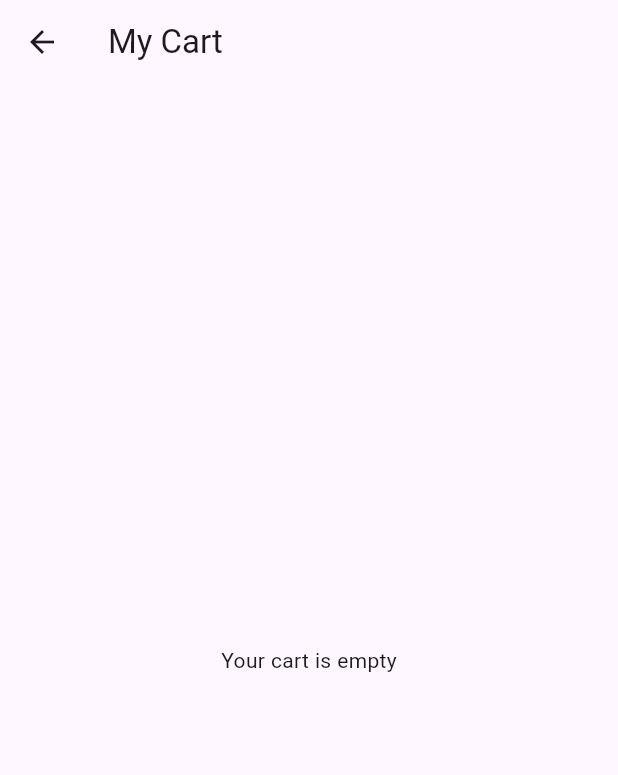
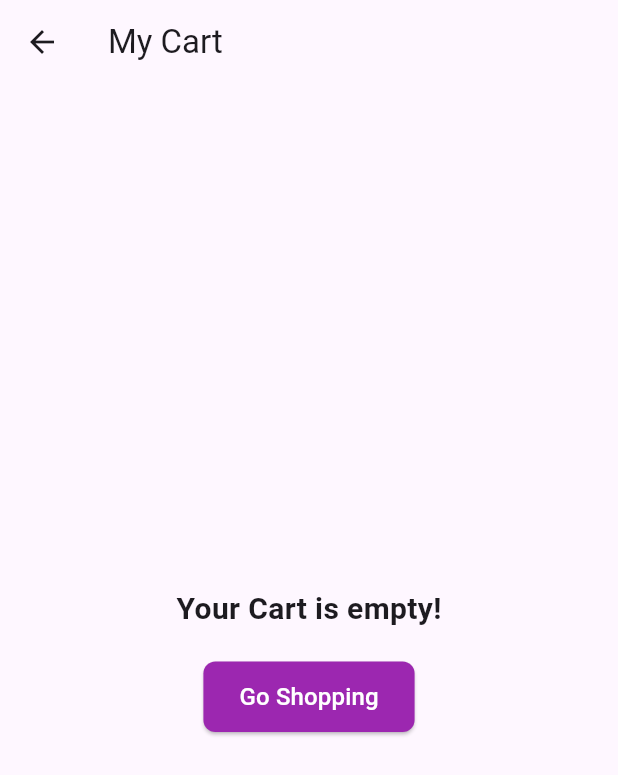
Before and after one commit to AhmedHussein222/Udemy-Flutter, a Flutter app: the CartScreen screen opened directly, on a phone screen of 412 x 824 dp. Shown: the top 775 px of the screen. Run offline on Flutter 3.47's test engine with Material 3 defaults, Android fonts, the phone set to English and light mode, and no system bars; our stand-ins replace cloud_firestore, firebase_auth, firebase_core; accounts and stored records are empty.

Commit message:
Cart Updated

```diff
--- a/lib/Screens/cart/cart_screen.dart
+++ b/lib/Screens/cart/cart_screen.dart
@@ -62,7 +62,39 @@ class CartScreen extends StatelessWidget {
           }
 
           if (!snapshot.hasData || snapshot.data!.docs.isEmpty) {
-            return const Center(child: Text("Your cart is empty"));
+           return Center(
+  child: Column(
+    mainAxisAlignment: MainAxisAlignment.center,
+    children: [
+      const Text(
+        "Your Cart is empty!",
+        style: TextStyle(
+          fontSize: 20,
+          fontWeight: FontWeight.bold,
+        ),
+      ),
+      const SizedBox(height: 20),
+      ElevatedButton(
+        onPressed: () {
+          Navigator.pushNamed(context, '/feature'); // أو استخدمي push لو عايزة
+        },
+        style: ElevatedButton.styleFrom(
+          backgroundColor: Colors.purple,
+          padding: const EdgeInsets.symmetric(horizontal: 24, vertical: 12),
+          shape: RoundedRectangleBorder(borderRadius: BorderRadius.circular(8)),
+        ),
+        child: const Text(
+          'Go Shopping',
+          style: TextStyle(
+            fontSize: 16,
+            color: Colors.white,
+          ),
+        ),
+      ),
+    ],
+  ),
+);
+
           }
 
           final docs = snapshot.data!.docs;
--- a/lib/main.dart
+++ b/lib/main.dart
@@ -1,6 +1,7 @@
 import 'package:flutter/material.dart';
 // import 'package:udemyflutter/Screens/splash/splash_screen.dart';
 import 'package:firebase_core/firebase_core.dart';
+import 'package:udemyflutter/Screens/feature/feature.dart';
 import 'package:udemyflutter/Screens/splash/splash_screen.dart';
 // import 'package:udemyflutter/Screens/mylearning/mylearning.dart';
 // import 'package:udemyflutter/Screens/cart/cart_screen.dart';
@@ -27,7 +28,10 @@ class MyApp extends StatelessWidget {
       debugShowCheckedModeBanner: false,
       theme: ThemeData(
       ),
-      home: SplashScreen()
+      home: SplashScreen(),
+       routes: {
+    '/feature': (context) => FeatureScreen(), // غيري الاسم حسب اسم الصفحة اللي عندك
+  },
       // home: CartScreen()
       // home: MyLearningScreen()
     );
```
